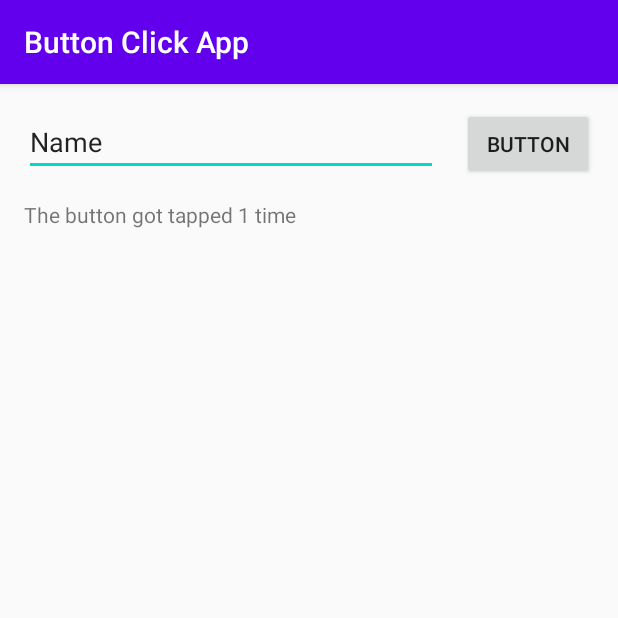
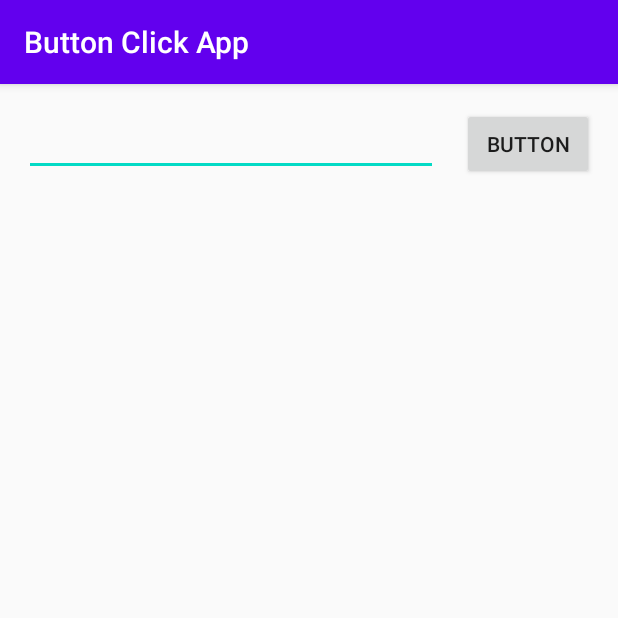
Before and after one commit to augustdauch/udemy-android-kotlin, an Android app: the screen it shows after launch (MainActivity), after a tap on "BUTTON", on a phone screen of 412 x 824 dp, the top half of it. Run offline under Robolectric (Android 15) with nearby library versions, the phone set to English and light mode, and no system bars.

Commit message:
Update MainActivity.kt

```diff
--- a/ButtonClickApp/app/src/main/java/learnprogramming/academy/MainActivity.kt
+++ b/ButtonClickApp/app/src/main/java/learnprogramming/academy/MainActivity.kt
@@ -2,38 +2,80 @@ package learnprogramming.academy
 
 import android.os.Bundle
 import android.text.method.ScrollingMovementMethod
+import android.util.Log
 import android.view.View
 import android.widget.Button
 import android.widget.EditText
 import android.widget.TextView
 import androidx.appcompat.app.AppCompatActivity
 
+private const val TAG = "mainActivity"
+private const val TEXT_CONTENTS = "Text Contents"
+
 class MainActivity : AppCompatActivity() {
-    private var userInput: EditText? = null
-    private var button: Button? = null
     private var textView: TextView? = null
-    private var numTimesClicked = 0
 
     override fun onCreate(savedInstanceState: Bundle?) {
+        Log.d(TAG, "onCreate: called")
         super.onCreate(savedInstanceState)
         setContentView(R.layout.activity_main)
-        userInput = findViewById<EditText>(R.id.editText)
-        button = findViewById<Button>(R.id.button)
+        val userInput: EditText = findViewById<EditText>(R.id.editText)
+        val button: Button = findViewById<Button>(R.id.button)
         textView = findViewById<TextView>(R.id.textView)
         textView?.text = ""
         textView?.movementMethod = ScrollingMovementMethod()
+        userInput.setText("")
 
-        button?.setOnClickListener(object : View.OnClickListener {
+        button.setOnClickListener(object : View.OnClickListener {
             override fun onClick(v: View?) {
-                numTimesClicked += 1
-                textView?.append("The button got tapped $numTimesClicked time")
-                if (numTimesClicked != 1) {
-                    textView?.append("s")
-                }
+                Log.d(TAG, "onClick: called")
+                textView?.append(userInput.text)
                 textView?.append("\n")
+                userInput.setText("")
             }
         })
-
     }
 
+    override fun onStart() {
+        Log.d(TAG, "onStart: called")
+        super.onStart()
+    }
+
+    override fun onRestoreInstanceState(savedInstanceState: Bundle) {
+        Log.d(TAG, "onRestoreInstanceState: called")
+        super.onRestoreInstanceState(savedInstanceState)
+        textView?.text = savedInstanceState.getString(TEXT_CONTENTS, "")
+    }
+
+    override fun onResume() {
+        Log.d(TAG, "onResume: called")
+        super.onResume()
+    }
+
+    override fun onPause() {
+        Log.d(TAG, "onPause: called")
+        super.onPause()
+    }
+
+    override fun onSaveInstanceState(outState: Bundle) {
+        Log.d(TAG, "onSaveInstanceState: called")
+        super.onSaveInstanceState(outState)
+        outState.putString(TEXT_CONTENTS, textView?.text.toString())
+    }
+
+
+    override fun onRestart() {
+        Log.d(TAG, "onRestart: called")
+        super.onRestart()
+    }
+
+    override fun onStop() {
+        Log.d(TAG, "onStop: called")
+        super.onStop()
+    }
+
+    override fun onDestroy() {
+        Log.d(TAG, "onDestroy: called")
+        super.onDestroy()
+    }
 }
```
